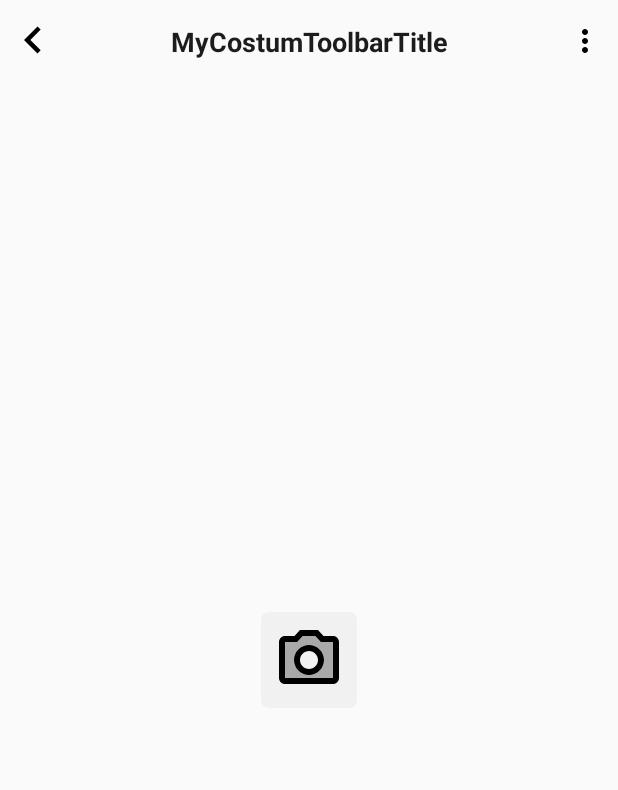
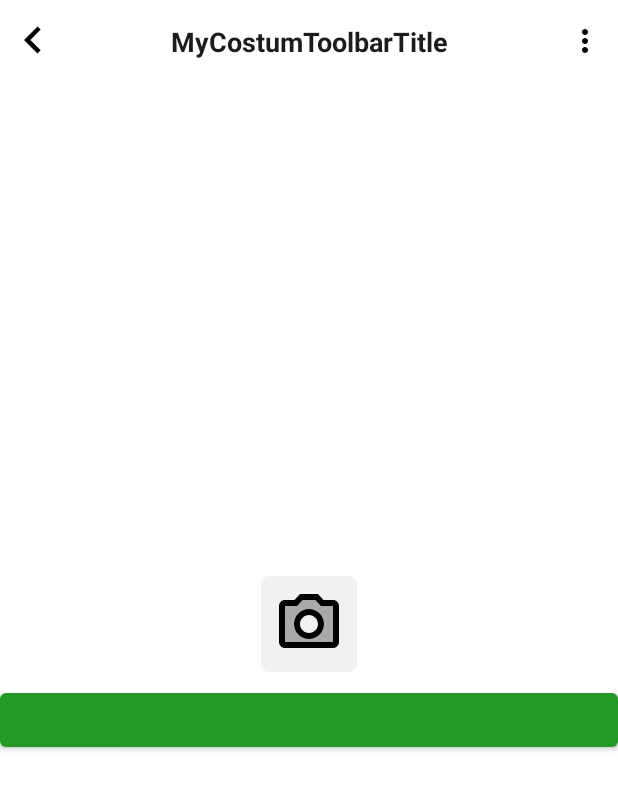
Before and after one commit to gzeinnumer/MyLibStyle, an Android app: the screen it shows after launch (MainActivity), on a phone screen of 412 x 824 dp. Shown: the top 790 px of the screen. Run offline under Robolectric (Android 15) with nearby library versions, the phone set to English and light mode, and no system bars.

Commit message:
color from parent

```diff
--- a/app/src/main/res/layout/activity_main.xml
+++ b/app/src/main/res/layout/activity_main.xml
@@ -38,6 +38,7 @@
     </com.google.android.material.appbar.AppBarLayout>
 
     <LinearLayout
+        android:orientation="vertical"
         android:layout_width="match_parent"
         android:layout_height="match_parent"
         android:gravity="center">
@@ -46,5 +47,10 @@
             style="@style/MyImageFotoPreview"
             android:layout_width="wrap_content"
             android:layout_height="wrap_content" />
+
+        <Button
+            style="@style/MyButtonContained"
+            android:layout_width="match_parent"
+            android:layout_height="wrap_content"/>
     </LinearLayout>
 </LinearLayout>
--- a/app/src/main/res/values/colors.xml
+++ b/app/src/main/res/values/colors.xml
@@ -1,6 +1,6 @@
 <?xml version="1.0" encoding="utf-8"?>
 <resources>
-    <color name="colorPrimary">#6200EE</color>
-    <color name="colorPrimaryDark">#3700B3</color>
+    <color name="colorPrimary">#249A26</color>
+    <color name="colorPrimaryDark">#9F050A</color>
     <color name="colorAccent">#03DAC5</color>
 </resources>
--- a/app/src/main/res/values/styles.xml
+++ b/app/src/main/res/values/styles.xml
@@ -1,6 +1,6 @@
 <resources>
     <!-- Base application theme. -->
-    <style name="AppTheme" parent="Theme.AppCompat.Light.NoActionBar">
+    <style name="AppTheme" parent="Theme.MaterialComponents.Light.NoActionBar">
         <!-- Customize your theme here. -->
         <item name="colorPrimary">@color/colorPrimary</item>
         <item name="colorPrimaryDark">@color/colorPrimaryDark</item>
--- a/lib/src/main/res/values/colors.xml
+++ b/lib/src/main/res/values/colors.xml
@@ -1,8 +1,11 @@
 <?xml version="1.0" encoding="utf-8"?>
 <resources>
-    <color name="colorPrimary">#6200EE</color>
-    <color name="colorPrimaryDark">#3700B3</color>
-    <color name="colorAccent">#03DAC5</color>
+<!--    <color name="colorPrimary">#6200EE</color>-->
+<!--    <color name="colorPrimaryDark">#3700B3</color>-->
+<!--    <color name="colorAccent">#03DAC5</color>-->
+    <color name="colorPrimary">?attr/colorPrimary</color>
+    <color name="colorPrimaryDark">?attr/colorPrimaryDark</color>
+    <color name="colorAccent">?attr/colorAccent</color>
     <color name="text_header">#FF282828</color>
     <color name="text_content">#FF1C1C1C</color>
     <color name="colorGrey">#F1F1F1</color>
```
